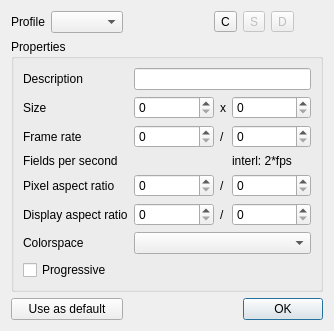
Before: the Qt Designer form src/ui/profiledialog_ui.ui in KDE/kdenlive, drawn with Qt 5.
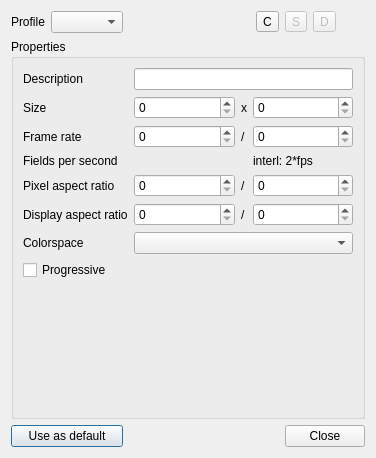
After: the same form once the commit is applied. Custom widgets are drawn as their Qt base class.

Commit message: Fix custom profiles not displayed BUG: 347822

What changed in the file:
```diff
--- a/src/ui/profiledialog_ui.ui
+++ b/src/ui/profiledialog_ui.ui
@@ -6,8 +6,8 @@
    <rect>
     <x>0</x>
     <y>0</y>
-    <width>334</width>
-    <height>296</height>
+    <width>376</width>
+    <height>458</height>
    </rect>
   </property>
   <property name="windowTitle">
@@ -243,26 +243,13 @@
      </property>
     </widget>
    </item>
-   <item row="2" column="2">
-    <spacer name="horizontalSpacer_2">
-     <property name="orientation">
-      <enum>Qt::Horizontal</enum>
-     </property>
-     <property name="sizeHint" stdset="0">
-      <size>
-       <width>40</width>
-       <height>20</height>
-      </size>
-     </property>
-    </spacer>
-   </item>
    <item row="2" column="4" colspan="3">
     <widget class="QDialogButtonBox" name="buttonBox">
      <property name="orientation">
       <enum>Qt::Horizontal</enum>
      </property>
      <property name="standardButtons">
-      <set>QDialogButtonBox::Ok</set>
+      <set>QDialogButtonBox::Close</set>
      </property>
     </widget>
    </item>
@@ -293,6 +280,19 @@
      </property>
     </widget>
    </item>
+   <item row="2" column="2" colspan="2">
+    <spacer name="horizontalSpacer_2">
+     <property name="orientation">
+      <enum>Qt::Horizontal</enum>
+     </property>
+     <property name="sizeHint" stdset="0">
+      <size>
+       <width>40</width>
+       <height>20</height>
+      </size>
+     </property>
+    </spacer>
+   </item>
   </layout>
  </widget>
  <customwidgets>
```
The commit also changes 1 other file.
